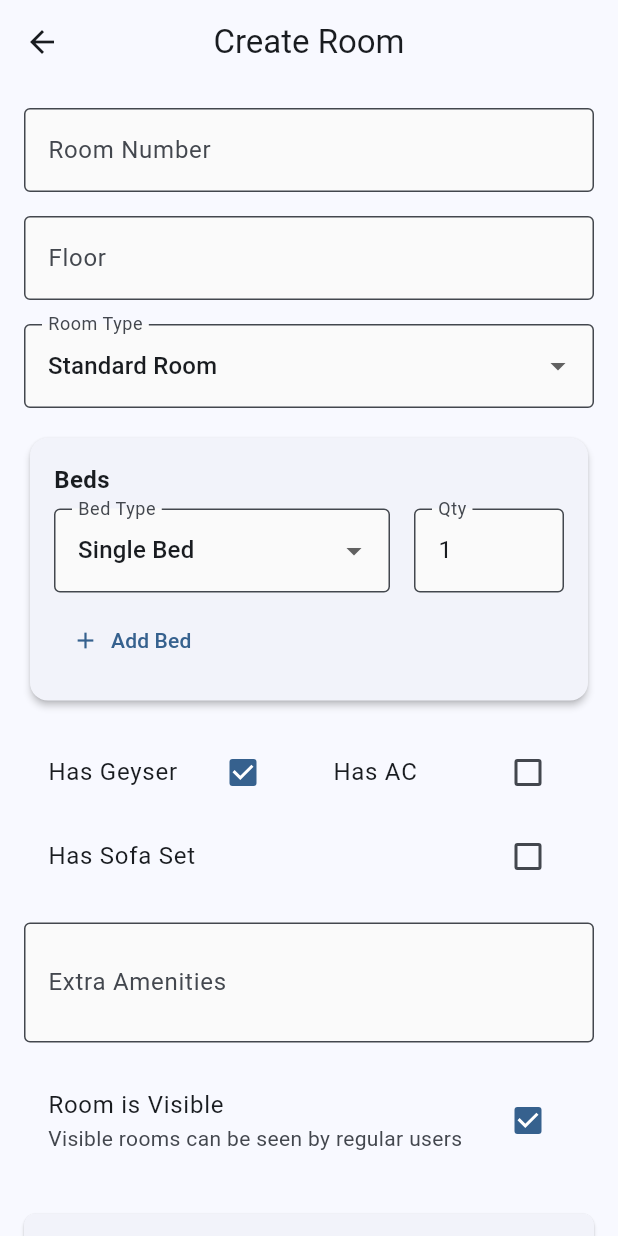
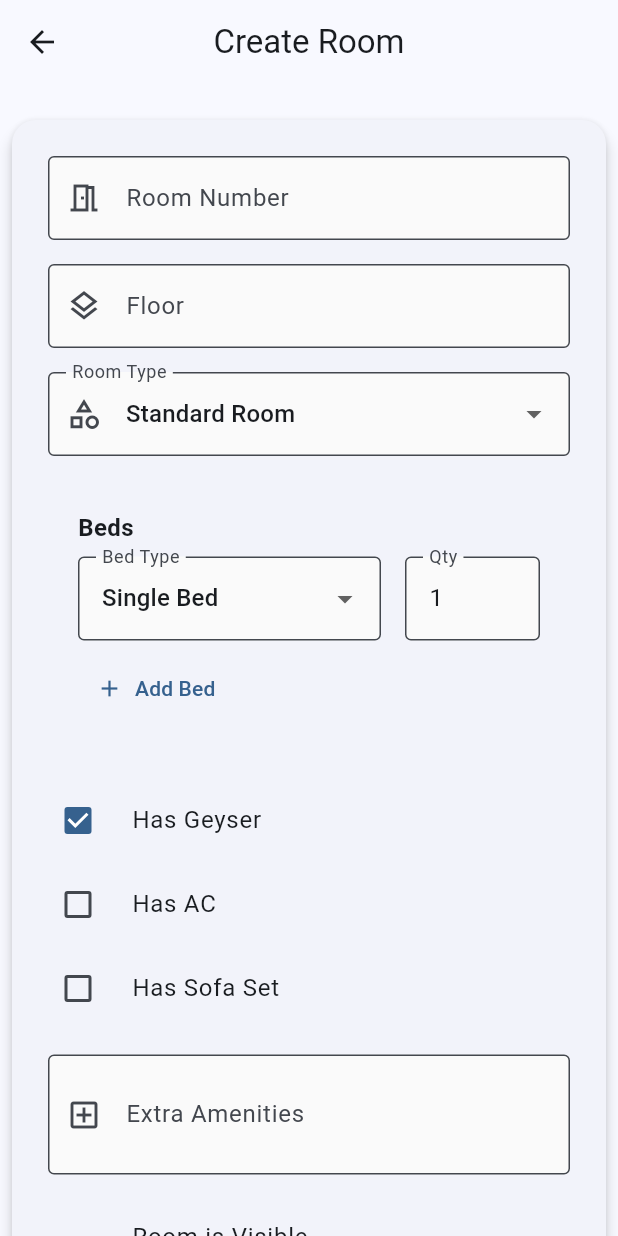
Before and after one commit to dhimant-j1/utara_app, a Flutter app: the CreateRoomPage screen opened by its route, after a tap on "Has Geyser", on a phone screen of 412 x 824 dp. Run offline on Flutter 3.47's test engine with Material 3 defaults, Android fonts, the light colour scheme and no system bars; our stand-ins replace dio, flutter_form_builder, flutter_mobx, form_builder_validators, get_it, go_router and 2 more; accounts and stored records are empty; generated files the repository leaves out were written again; network calls fail.

Commit message:
made the UI better

```diff
--- a/lib/features/rooms/pages/create_room_page.dart
+++ b/lib/features/rooms/pages/create_room_page.dart
@@ -86,26 +86,97 @@ class _CreateRoomPageState extends State<CreateRoomPage> {
     super.dispose();
   }
 
-  @override
-  Widget build(BuildContext context) {
-    return Scaffold(
-      appBar: AppBar(
-        title: const Text('Create Room'),
-        leading: IconButton(
-          icon: const Icon(Icons.arrow_back),
-          onPressed: () => context.go('/rooms'),
+  Widget _buildFormContent(BoxConstraints constraints) {
+    // Responsive: Use a Card with a max width on wide screens
+    final isWide = constraints.maxWidth > 600;
+    final form = Center(
+      child: ConstrainedBox(
+        constraints: BoxConstraints(
+          maxWidth: isWide ? 500 : double.infinity,
+        ),
+        child: Card(
+          elevation: 4,
+          margin:
+              EdgeInsets.symmetric(vertical: 24, horizontal: isWide ? 0 : 8),
+          shape:
+              RoundedRectangleBorder(borderRadius: BorderRadius.circular(16)),
+          child: Padding(
+            padding: const EdgeInsets.all(24),
+            child: Form(
+              key: _formKey,
+              child: Column(
+                mainAxisSize: MainAxisSize.min,
+                children: [
+                  // Room Number & Floor in a Row on wide screens
+                  isWide
+                      ? Row(
+                          children: [
+                            Expanded(child: _roomNumberField()),
+                            const SizedBox(width: 16),
+                            Expanded(child: _floorField()),
+                          ],
+                        )
+                      : Column(
+                          children: [
+                            _roomNumberField(),
+                            const SizedBox(height: 16),
+                            _floorField(),
+                          ],
+                        ),
+                  const SizedBox(height: 16),
+                  _roomTypeField(),
+                  const SizedBox(height: 16),
+                  _bedsCard(),
+                  const SizedBox(height: 16),
+                  _amenitiesRow(isWide),
+                  _sofaSetField(),
+                  const SizedBox(height: 16),
+                  _extraAmenitiesField(),
+                  const SizedBox(height: 16),
+                  _visibilityField(),
+                  const SizedBox(height: 24),
+                  SizedBox(
+                    width: double.infinity,
+                    child: ElevatedButton.icon(
+                      icon: _isLoading
+                          ? const SizedBox(
+                              height: 20,
+                              width: 20,
+                              child: CircularProgressIndicator(
+                                strokeWidth: 2,
+                              ),
+                            )
+                          : const Icon(Icons.check),
+                      label: Padding(
+                        padding: const EdgeInsets.symmetric(vertical: 12),
+                        child: Text(_isLoading ? 'Creating...' : 'Create Room'),
+                      ),
+                      onPressed: _isLoading ? null : _submitForm,
+                      style: ElevatedButton.styleFrom(
+                        shape: RoundedRectangleBorder(
+                            borderRadius: BorderRadius.circular(8)),
+                        textStyle: const TextStyle(
+                            fontSize: 16, fontWeight: FontWeight.bold),
                       ),
                     ),
-      body: Form(
-        key: _formKey,
-        child: ListView(
-          padding: const EdgeInsets.all(16),
-          children: [
-            TextFormField(
+                  ),
+                ],
+              ),
+            ),
+          ),
+        ),
+      ),
+    );
+    return form;
+  }
+
+  Widget _roomNumberField() {
+    return TextFormField(
       controller: _roomNumberController,
       decoration: const InputDecoration(
         labelText: 'Room Number',
         border: OutlineInputBorder(),
+        prefixIcon: Icon(Icons.meeting_room_outlined),
       ),
       validator: (value) {
         if (value == null || value.isEmpty) {
@@ -113,13 +184,16 @@ class _CreateRoomPageState extends State<CreateRoomPage> {
         }
         return null;
       },
-            ),
-            const SizedBox(height: 16),
-            TextFormField(
+    );
+  }
+
+  Widget _floorField() {
+    return TextFormField(
       controller: _floorController,
       decoration: const InputDecoration(
         labelText: 'Floor',
         border: OutlineInputBorder(),
+        prefixIcon: Icon(Icons.layers_outlined),
       ),
       keyboardType: TextInputType.number,
       validator: (value) {
@@ -131,12 +205,15 @@ class _CreateRoomPageState extends State<CreateRoomPage> {
         }
         return null;
       },
-            ),
-            const SizedBox(height: 16),
-            DropdownButtonFormField<String>(
+    );
+  }
+
+  Widget _roomTypeField() {
+    return DropdownButtonFormField<String>(
       decoration: const InputDecoration(
         labelText: 'Room Type',
         border: OutlineInputBorder(),
+        prefixIcon: Icon(Icons.category_outlined),
       ),
       value: _type,
       items: const [
@@ -162,9 +239,13 @@ class _CreateRoomPageState extends State<CreateRoomPage> {
           setState(() => _type = value);
         }
       },
-            ),
-            const SizedBox(height: 16),
-            Card(
+    );
+  }
+
+  Widget _bedsCard() {
+    return Card(
+      elevation: 0,
+      shape: RoundedRectangleBorder(borderRadius: BorderRadius.circular(12)),
       child: Padding(
         padding: const EdgeInsets.all(16),
         child: Column(
@@ -172,8 +253,7 @@ class _CreateRoomPageState extends State<CreateRoomPage> {
           children: [
             const Text(
               'Beds',
-                      style:
-                          TextStyle(fontSize: 16, fontWeight: FontWeight.bold),
+              style: TextStyle(fontSize: 16, fontWeight: FontWeight.bold),
             ),
             const SizedBox(height: 8),
             ListView.builder(
@@ -217,10 +297,9 @@ class _CreateRoomPageState extends State<CreateRoomPage> {
                       ),
                       const SizedBox(width: 16),
                       SizedBox(
-                                width: 100,
+                        width: 90,
                         child: TextFormField(
-                                  initialValue:
-                                      _beds[index]['quantity'].toString(),
+                          initialValue: _beds[index]['quantity'].toString(),
                           decoration: const InputDecoration(
                             labelText: 'Qty',
                             border: OutlineInputBorder(),
@@ -237,15 +316,15 @@ class _CreateRoomPageState extends State<CreateRoomPage> {
                             return null;
                           },
                           onChanged: (value) {
-                                    _beds[index]['quantity'] =
-                                        int.tryParse(value) ?? 1;
+                            _beds[index]['quantity'] = int.tryParse(value) ?? 1;
                           },
                         ),
                       ),
                       if (_beds.length > 1) ...[
                         const SizedBox(width: 8),
                         IconButton(
-                                  icon: const Icon(Icons.remove_circle_outline),
+                          icon: const Icon(Icons.remove_circle_outline,
+                              color: Colors.redAccent),
                           onPressed: () {
                             setState(() {
                               _beds.removeAt(index);
@@ -258,7 +337,9 @@ class _CreateRoomPageState extends State<CreateRoomPage> {
                 );
               },
             ),
-                    TextButton.icon(
+            Align(
+              alignment: Alignment.centerLeft,
+              child: TextButton.icon(
                 icon: const Icon(Icons.add),
                 label: const Text('Add Bed'),
                 onPressed: () {
@@ -267,12 +348,16 @@ class _CreateRoomPageState extends State<CreateRoomPage> {
                   });
                 },
               ),
+            ),
           ],
         ),
       ),
-            ),
-            const SizedBox(height: 16),
-            Row(
+    );
+  }
+
+  Widget _amenitiesRow(bool isWide) {
+    return isWide
+        ? Row(
             children: [
               Expanded(
                 child: CheckboxListTile(
@@ -283,6 +368,8 @@ class _CreateRoomPageState extends State<CreateRoomPage> {
                       _hasGeyser = value ?? false;
                     });
                   },
+                  controlAffinity: ListTileControlAffinity.leading,
+                  contentPadding: EdgeInsets.zero,
                 ),
               ),
               Expanded(
@@ -294,9 +381,48 @@ class _CreateRoomPageState extends State<CreateRoomPage> {
                       _hasAc = value ?? false;
                     });
                   },
+                  controlAffinity: ListTileControlAffinity.leading,
+                  contentPadding: EdgeInsets.zero,
+                ),
+              ),
+              Expanded(
+                child: CheckboxListTile(
+                  title: const Text('Has Sofa Set'),
+                  value: _hasSofaSet,
+                  onChanged: (value) {
+                    setState(() {
+                      _hasSofaSet = value ?? false;
+                    });
+                  },
+                  controlAffinity: ListTileControlAffinity.leading,
+                  contentPadding: EdgeInsets.zero,
                 ),
               ),
             ],
+          )
+        : Column(
+            children: [
+              CheckboxListTile(
+                title: const Text('Has Geyser'),
+                value: _hasGeyser,
+                onChanged: (value) {
+                  setState(() {
+                    _hasGeyser = value ?? false;
+                  });
+                },
+                controlAffinity: ListTileControlAffinity.leading,
+                contentPadding: EdgeInsets.zero,
+              ),
+              CheckboxListTile(
+                title: const Text('Has AC'),
+                value: _hasAc,
+                onChanged: (value) {
+                  setState(() {
+                    _hasAc = value ?? false;
+                  });
+                },
+                controlAffinity: ListTileControlAffinity.leading,
+                contentPadding: EdgeInsets.zero,
               ),
               CheckboxListTile(
                 title: const Text('Has Sofa Set'),
@@ -306,14 +432,23 @@ class _CreateRoomPageState extends State<CreateRoomPage> {
                     _hasSofaSet = value ?? false;
                   });
                 },
+                controlAffinity: ListTileControlAffinity.leading,
+                contentPadding: EdgeInsets.zero,
               ),
-            if (_hasSofaSet) ...[
-              const SizedBox(height: 16),
-              TextFormField(
+            ],
+          );
+  }
+
+  Widget _sofaSetField() {
+    if (!_hasSofaSet) return const SizedBox.shrink();
+    return Padding(
+      padding: const EdgeInsets.only(bottom: 16),
+      child: TextFormField(
         controller: _sofaSetQuantityController,
         decoration: const InputDecoration(
           labelText: 'Sofa Set Quantity',
           border: OutlineInputBorder(),
+          prefixIcon: Icon(Icons.event_seat_outlined),
         ),
         keyboardType: TextInputType.number,
         validator: (value) {
@@ -326,41 +461,51 @@ class _CreateRoomPageState extends State<CreateRoomPage> {
           return null;
         },
       ),
-            ],
-            const SizedBox(height: 16),
-            TextFormField(
+    );
+  }
+
+  Widget _extraAmenitiesField() {
+    return TextFormField(
       controller: _extraAmenitiesController,
       decoration: const InputDecoration(
         labelText: 'Extra Amenities',
         border: OutlineInputBorder(),
         hintText: 'Enter comma separated amenities',
+        prefixIcon: Icon(Icons.add_box_outlined),
       ),
       maxLines: 2,
-            ),
-            const SizedBox(height: 16),
-            CheckboxListTile(
+    );
+  }
+
+  Widget _visibilityField() {
+    return CheckboxListTile(
       title: const Text('Room is Visible'),
-              subtitle:
-                  const Text('Visible rooms can be seen by regular users'),
+      subtitle: const Text('Visible rooms can be seen by regular users'),
       value: _isVisible,
       onChanged: (value) {
         setState(() {
           _isVisible = value ?? true;
         });
       },
+      controlAffinity: ListTileControlAffinity.leading,
+      contentPadding: EdgeInsets.zero,
+    );
+  }
+
+  @override
+  Widget build(BuildContext context) {
+    return LayoutBuilder(
+      builder: (context, constraints) => Scaffold(
+        appBar: AppBar(
+          title: const Text('Create Room'),
+          leading: IconButton(
+            icon: const Icon(Icons.arrow_back),
+            onPressed: () => context.go('/rooms'),
           ),
-            const SizedBox(height: 24),
-            ElevatedButton(
-              onPressed: _isLoading ? null : _submitForm,
-              child: _isLoading
-                  ? const SizedBox(
-                      height: 20,
-                      width: 20,
-                      child: CircularProgressIndicator(strokeWidth: 2),
-                    )
-                  : const Text('Create Room'),
+          elevation: 0,
         ),
-          ],
+        body: SingleChildScrollView(
+          child: _buildFormContent(constraints),
         ),
       ),
     );
--- a/lib/features/rooms/pages/room_list_page.dart
+++ b/lib/features/rooms/pages/room_list_page.dart
@@ -37,8 +37,19 @@ class _RoomListPageState extends State<RoomListPage> {
 
   Widget _buildRoomCard(Map<String, dynamic> room) {
     return Card(
+      margin: const EdgeInsets.symmetric(vertical: 8, horizontal: 16),
       child: Padding(
         padding: const EdgeInsets.all(16.0),
+        child: Row(
+          crossAxisAlignment: CrossAxisAlignment.start,
+          children: [
+            Icon(
+              Icons.meeting_room,
+              size: 40,
+              color: Theme.of(context).colorScheme.primary,
+            ),
+            const SizedBox(width: 16),
+            Expanded(
               child: Column(
                 crossAxisAlignment: CrossAxisAlignment.start,
                 children: [
@@ -46,15 +57,23 @@ class _RoomListPageState extends State<RoomListPage> {
                     'Room ${room['room_number']}',
                     style: Theme.of(context).textTheme.titleLarge,
                   ),
-            const SizedBox(height: 8),
+                  const SizedBox(height: 4),
+                  Wrap(
+                    spacing: 16,
+                    runSpacing: 4,
+                    children: [
                       Text('Floor: ${room['floor']}'),
                       Text('Type: ${room['type']}'),
                       Text('AC: ${room['has_ac'] ? 'Yes' : 'No'}'),
                       Text('Geyser: ${room['has_geyser'] ? 'Yes' : 'No'}'),
-            const SizedBox(height: 8),
+                    ],
+                  ),
+                ],
+              ),
+            ),
+            const SizedBox(width: 16),
             ElevatedButton(
               onPressed: () {
-                // Will implement navigation to details page later
                 ScaffoldMessenger.of(context).showSnackBar(
                   const SnackBar(content: Text('Room details coming soon')),
                 );
@@ -63,6 +82,22 @@ class _RoomListPageState extends State<RoomListPage> {
             ),
           ],
         ),
+      ),
+    );
+  }
+
+  Widget _buildResponsiveList(BuildContext context) {
+    final isWide = MediaQuery.of(context).size.width > 700;
+    final padding = isWide
+        ? EdgeInsets.symmetric(
+            horizontal: MediaQuery.of(context).size.width * 0.15)
+        : EdgeInsets.zero;
+
+    return Padding(
+      padding: padding,
+      child: ListView.builder(
+        itemCount: _rooms!.length,
+        itemBuilder: (context, index) => _buildRoomCard(_rooms![index]),
       ),
     );
   }
@@ -115,19 +150,7 @@ class _RoomListPageState extends State<RoomListPage> {
                     )
                   : RefreshIndicator(
                       onRefresh: _loadRooms,
-                      child: GridView.builder(
-                        padding: const EdgeInsets.all(16),
-                        gridDelegate:
-                            const SliverGridDelegateWithFixedCrossAxisCount(
-                          crossAxisCount: 2,
-                          mainAxisSpacing: 16,
-                          crossAxisSpacing: 16,
-                          childAspectRatio: 0.85,
-                        ),
-                        itemCount: _rooms!.length,
-                        itemBuilder: (context, index) =>
-                            _buildRoomCard(_rooms![index]),
-                      ),
+                      child: _buildResponsiveList(context),
                     ),
       floatingActionButton: FloatingActionButton(
         onPressed: () => context.go('/rooms/create'),
```
Lines whose indentation alone changed are shown as unchanged.
